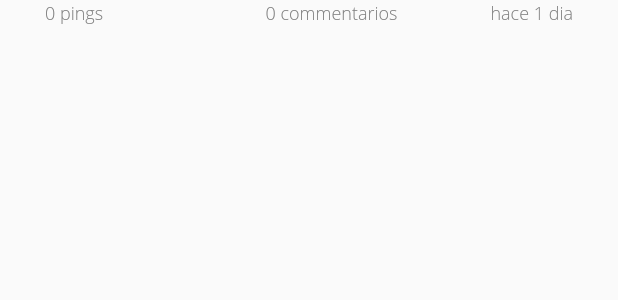
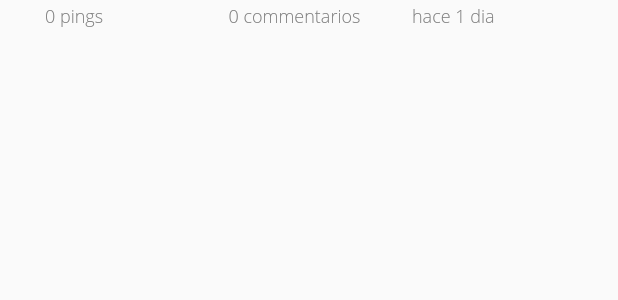
Before and after one commit to benjaminykim/cibic-mobile, a Flutter app: the CardMetaData widget shown alone on an empty page, opened directly with empty values, on a phone screen of 412 x 824 dp. Shown: the top 300 px of the screen. Run offline on Flutter 3.47's test engine with Material 2 defaults, Android fonts, the phone set to English and light mode, and no system bars; generated files the repository leaves out were written again; network calls fail; project files that could hold a hidden picture were left out.

Commit message:
card view layout fixes

```diff
--- a/lib/src/widgets/activity_card/activity_components/CardMetaData.dart
+++ b/lib/src/widgets/activity_card/activity_components/CardMetaData.dart
@@ -10,27 +10,21 @@ class CardMetaData extends StatelessWidget {
   @override
   Widget build(BuildContext context) {
     return Container(
-      height: 23,
+      height: 20,
+      margin: EdgeInsets.fromLTRB(30, 0, 30, 0),
       child: Row(
         mainAxisAlignment: MainAxisAlignment.spaceAround,
         children: <Widget>[
           Container(
-            alignment: Alignment.topLeft,
-            padding: EdgeInsets.only(left:30),
-            width: MediaQuery.of(context).size.width / 3 + 10,
+            width: MediaQuery.of(context).size.width / 3 - 30,
             child: Text('$pingNum pings', style: Theme.of(context).textTheme.body2)),
           Spacer(),
           Container(
-            alignment: Alignment.topCenter,
-            width: MediaQuery.of(context).size.width / 3 - 10,
-            child: Text('$commentNum commentarios',
-                style: Theme.of(context).textTheme.body2),
-          ),
+            width: MediaQuery.of(context).size.width / 3 - 30,
+            child: Text('$commentNum commentarios', style: Theme.of(context).textTheme.body2)),
           Spacer(),
           Container(
-            alignment: Alignment.topRight,
-            padding: EdgeInsets.only(right:30),
-            width: MediaQuery.of(context).size.width / 3 - 20,
+            width: MediaQuery.of(context).size.width / 3 - 30,
             // child: Text('hace $dateTime', style: Theme.of(context).textTheme.body2)),
             child: Text('hace 1 dia', style: Theme.of(context).textTheme.body2)),
         ],
```
Also changed, not shown: lib/src/widgets/IconTag.dart (+8 -2 lines), lib/src/widgets/activity_card/activity_components/UserMetaData.dart (+4 -19 lines), lib/src/widgets/activity_card/card_view/CardViewScroll.dart (+10 -21 lines).
